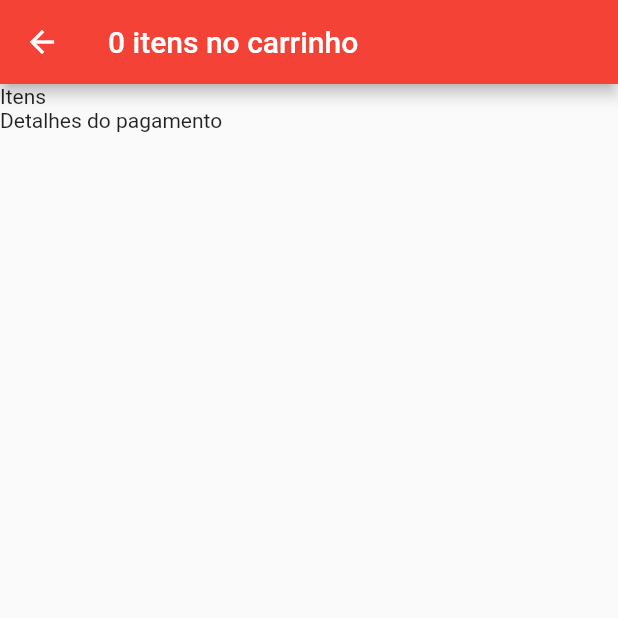
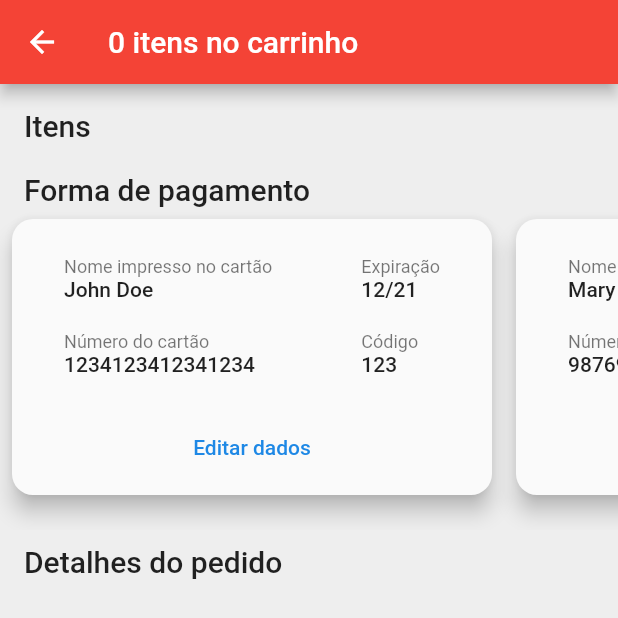
Before and after one commit to menuus/menuus-mobile, a Flutter app: the CheckoutView screen opened by its route, on a phone screen of 412 x 824 dp. Shown: the top 618 px of the screen. Run offline on Flutter 3.47's test engine with Material 2 defaults, Android fonts, the phone set to English and light mode, and no system bars; our stand-ins replace carousel_slider, flutter_mobx, get_it, mobx; generated files the repository leaves out were written again.

Commit message:
ADD: credit card mvc

```diff
--- /dev/null
+++ b/lib/controllers/credit_card_controller.dart
@@ -0,0 +1,30 @@
+import 'package:menuus_mobile/models/credit_card_model.dart';
+import 'package:mobx/mobx.dart';
+part 'credit_card_controller.g.dart';
+
+class CreditCardController = _CreditCardControllerBase with _$CreditCardController;
+
+abstract class _CreditCardControllerBase with Store {
+  @observable
+  ObservableList<CreditCard> creditCards = ObservableList.of([
+    CreditCard('John Doe', 1234123412341234, '12/21', 123),
+    CreditCard('Mary Jane', 9876987698769876, '11/22', 321),
+  ]);
+
+  @computed
+  int get total => creditCards.length;
+
+  @action
+  void addToCart(CreditCard newCard) {
+    creditCards.add(newCard);
+    print(creditCards);
+    print(total);
+  }
+
+  @action
+  void removeFromCart(int index) {
+    creditCards.removeAt(index);
+    print(creditCards);
+    print(total);
+  }
+}
--- a/lib/main.dart
+++ b/lib/main.dart
@@ -1,12 +1,14 @@
 import 'package:flutter/material.dart';
 import 'package:get_it/get_it.dart';
 import 'package:menuus_mobile/controllers/cart_controller.dart';
+import 'package:menuus_mobile/controllers/credit_card_controller.dart';
 import 'package:menuus_mobile/pages/menu-listing.dart';
 import 'package:menuus_mobile/ui/views/checkout_view.dart';
 
 void main() {
   GetIt getIt = GetIt.I;
   getIt.registerSingleton<CartController>(CartController());
+  getIt.registerSingleton<CreditCardController>(CreditCardController());
 
   runApp(MyApp());
 }
--- /dev/null
+++ b/lib/models/credit_card_model.dart
@@ -0,0 +1,8 @@
+class CreditCard {
+  final String name;
+  final int number;
+  final String expiration;
+  final int cvc;
+
+  CreditCard(this.name, this.number, this.expiration, this.cvc);
+}
--- a/lib/ui/views/checkout_view.dart
+++ b/lib/ui/views/checkout_view.dart
@@ -2,12 +2,15 @@ import 'package:flutter/material.dart';
 import 'package:flutter_mobx/flutter_mobx.dart';
 import 'package:get_it/get_it.dart';
 import 'package:menuus_mobile/controllers/cart_controller.dart';
+import 'package:menuus_mobile/controllers/credit_card_controller.dart';
+import 'package:menuus_mobile/models/credit_card_model.dart';
 import 'package:menuus_mobile/models/plate_model.dart';
 
 class CheckoutView extends StatelessWidget {
   CheckoutView({Key key}) : super(key: key);
 
   final cart = GetIt.I.get<CartController>();
+  final cards = GetIt.I.get<CreditCardController>();
 
   @override
   Widget build(BuildContext context) {
@@ -17,17 +20,42 @@ class CheckoutView extends StatelessWidget {
           return Text('${cart.total.toString()} itens no carrinho');
         }),
       ),
+      backgroundColor: Colors.grey[200],
       body: Column(
         children: <Widget>[
           Expanded(
             child: ListView(
               children: <Widget>[
-                Text('Itens', ),
+                Padding(
+                  padding: const EdgeInsets.fromLTRB(16, 16, 16, 0),
+                  child: Text('Itens', style: Theme.of(context).textTheme.headline6),
+                ),
                 Observer(builder: (_) {
                   return ListBody(children: itemsList());
                 }),
-                Text('Detalhes do pagamento'),
-
+                Padding(
+                  padding: const EdgeInsets.fromLTRB(16, 20, 16, 0),
+                  child: Text('Forma de pagamento', style: Theme.of(context).textTheme.headline6),
+                ),
+                Container(
+                  height: 215,
+                  child: Observer(builder: (_) {
+                    return ListView.builder(
+                      scrollDirection: Axis.horizontal,
+                      itemCount: cards.total,
+                      itemBuilder: (BuildContext context, int index) {
+                        return Padding(
+                          padding: const EdgeInsets.fromLTRB(8, 8, 8, 23),
+                          child: buildCreditCard(cards.creditCards[index], context),
+                        );
+                      },
+                    );
+                  }),
+                ),
+                Padding(
+                  padding: const EdgeInsets.fromLTRB(16, 10, 16, 0),
+                  child: Text('Detalhes do pedido', style: Theme.of(context).textTheme.headline6),
+                ),
               ],
             ),
           ),
@@ -41,7 +69,7 @@ class CheckoutView extends StatelessWidget {
     for (var i = 0; i < cart.total; i++) {
       list.add(
         Padding(
-          padding: const EdgeInsets.fromLTRB(8, 8, 8, 0),
+          padding: const EdgeInsets.symmetric(horizontal: 8, vertical: 4),
           child: buildCartTile(cart.cartPlates[i], i),
         ),
       );
@@ -52,6 +80,7 @@ class CheckoutView extends StatelessWidget {
   Material buildCartTile(Plate plate, int index) {
     return Material(
       elevation: 3,
+      borderRadius: BorderRadius.circular(4),
       child: ListTile(
         leading: Image(
           image: NetworkImage('https://picsum.photos/200/300?random=${plate.id}'),
@@ -60,9 +89,60 @@ class CheckoutView extends StatelessWidget {
           fit: BoxFit.cover,
         ),
         title: Text(plate.name, overflow: TextOverflow.ellipsis),
-        subtitle: Text(plate.price),
+        subtitle: Text('R\$ ${plate.price}'),
         trailing: IconButton(icon: const Icon(Icons.delete), onPressed: () => cart.removeFromCart(index)),
       ),
     );
   }
+
+  Widget buildCreditCard(CreditCard card, BuildContext context) {
+    TextStyle caption = Theme.of(context).textTheme.caption;
+    TextStyle data = Theme.of(context).textTheme.bodyText1;
+
+    return Container(
+      width: 320,
+      child: Material(
+        elevation: 6,
+        borderRadius: BorderRadius.circular(14),
+        child: Padding(
+          padding: const EdgeInsets.fromLTRB(5, 25, 5, 8),
+          child: Column(
+            mainAxisAlignment: MainAxisAlignment.spaceBetween,
+            children: <Widget>[
+              Row(
+                mainAxisAlignment: MainAxisAlignment.spaceAround,
+                children: <Widget>[
+                  Column(
+                    crossAxisAlignment: CrossAxisAlignment.start,
+                    children: <Widget>[
+                      Text('Nome impresso no cartão', style: caption),
+                      Text(card.name, style: data),
+                      SizedBox(height: 20),
+                      Text('Número do cartão', style: caption),
+                      Text(card.number.toString(), style: data),
+                    ],
+                  ),
+                  Column(
+                    crossAxisAlignment: CrossAxisAlignment.start,
+                    children: <Widget>[
+                      Text('Expiração', style: caption),
+                      Text(card.expiration, style: data),
+                      SizedBox(height: 20),
+                      Text('Código', style: caption),
+                      Text(card.cvc.toString(), style: data),
+                    ],
+                  ),
+                ],
+              ),
+              FlatButton(
+                onPressed: () {},
+                child: Text('Editar dados'),
+                textColor: Colors.blue[600],
+              ),
+            ],
+          ),
+        ),
+      ),
+    );
+  }
 }
```
Also changed, not shown: lib/controllers/credit_card_controller.g.dart (added).
